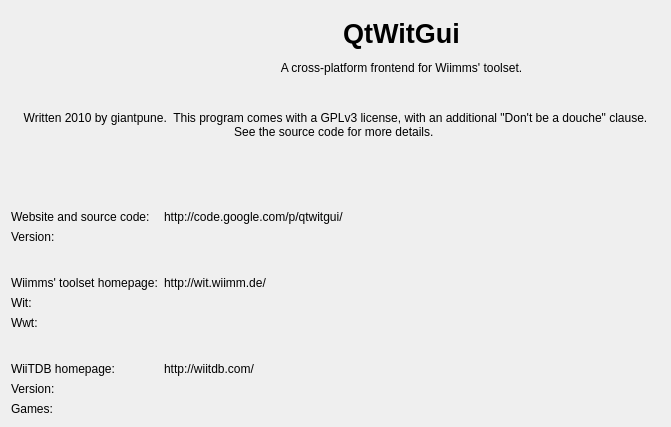
The window that aboutdialog.ui (giantpune/qtwitgui) describes before a commit, drawn with Qt 5.
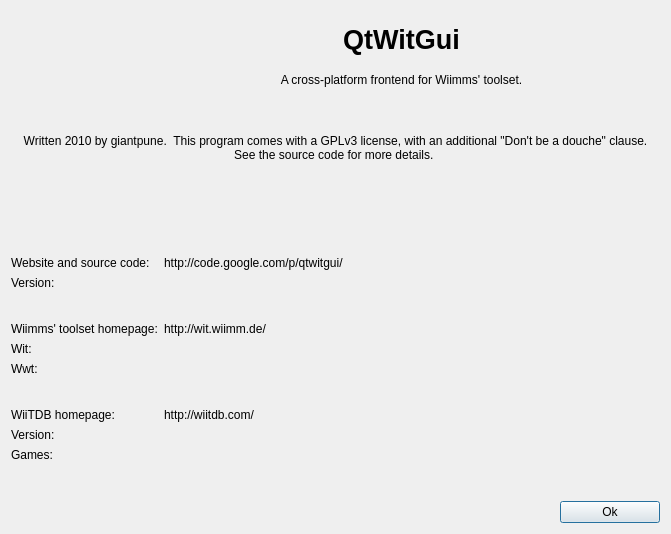
The same window after the commit. Icons and pictures are not drawn.

Commit message: * add back support for OSx * add button to the "about" screen since it will cause the user not to be able to close that window in OSx * right now, disable zip for OSx, as this zip wrapper doesnt seem to work in that OS * hide unused mount lookup path & change default sudo password in OSx

Diff of the .ui file:
```diff
--- a/aboutdialog.ui
+++ b/aboutdialog.ui
@@ -7,7 +7,7 @@
     <x>0</x>
     <y>0</y>
     <width>671</width>
-    <height>427</height>
+    <height>534</height>
    </rect>
   </property>
   <property name="minimumSize">
@@ -251,6 +251,42 @@
      </item>
     </layout>
    </item>
+   <item>
+    <layout class="QHBoxLayout" name="horizontalLayout_2">
+     <item>
+      <spacer name="horizontalSpacer">
+       <property name="orientation">
+        <enum>Qt::Horizontal</enum>
+       </property>
+       <property name="sizeHint" stdset="0">
+        <size>
+         <width>40</width>
+         <height>20</height>
+        </size>
+       </property>
+      </spacer>
+     </item>
+     <item>
+      <widget class="QPushButton" name="pushButton">
+       <property name="minimumSize">
+        <size>
+         <width>100</width>
+         <height>0</height>
+        </size>
+       </property>
+       <property name="maximumSize">
+        <size>
+         <width>200</width>
+         <height>16777215</height>
+        </size>
+       </property>
+       <property name="text">
+        <string>Ok</string>
+       </property>
+      </widget>
+     </item>
+    </layout>
+   </item>
   </layout>
  </widget>
  <resources>
```
Left out of the diff: 6 changed lines with no effect on the pictures. The commit also changes 13 other files.
